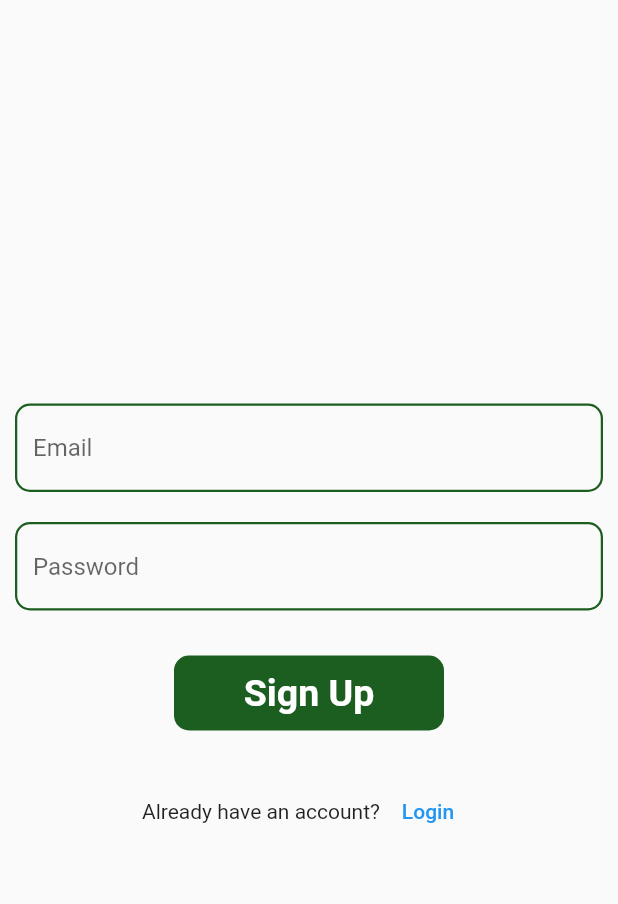
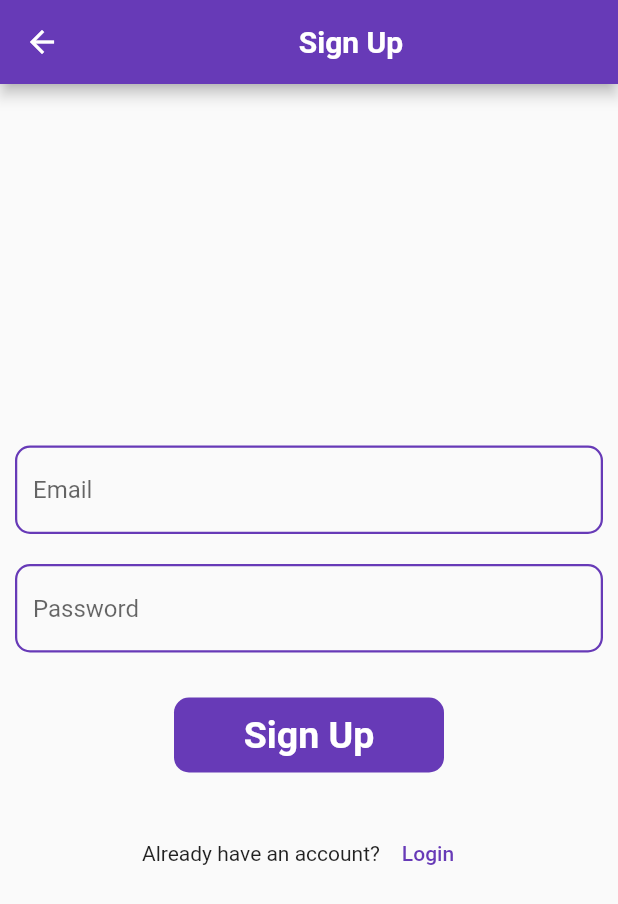
Before and after one commit to xzistt/Firebase, a Flutter app: the screen it shows after launch, after a tap on "Login", after a tap on "Sign Up", on a phone screen of 412 x 824 dp. Shown: the top 904 px of the screen. Run offline on Flutter 3.47's test engine with Material 2 defaults, Android fonts, the phone set to English and light mode, and no system bars; our stand-ins replace firebase_auth, firebase_core; accounts and stored records are empty; network calls fail.

Commit message:
Splash Screen and login and sign up functionallity through Email and password completed

```diff
--- a/lib/LoginScreen.dart
+++ b/lib/LoginScreen.dart
@@ -28,6 +28,16 @@ class _LoginScreenState extends State<LoginScreen> {
         return true;
       },
       child: Scaffold(
+        appBar: AppBar(
+          systemOverlayStyle:
+              const SystemUiOverlayStyle(statusBarColor: Colors.deepPurple),
+          title: const Center(
+              child: Text(
+            'Login',
+            style: TextStyle(
+                fontSize: 20, fontWeight: FontWeight.bold, color: Colors.white),
+          )),
+        ),
         body: Column(
             mainAxisAlignment: MainAxisAlignment.center,
             crossAxisAlignment: CrossAxisAlignment.center,
@@ -45,13 +55,13 @@ class _LoginScreenState extends State<LoginScreen> {
                             hintText: 'Email',
                             focusedBorder: OutlineInputBorder(
                               borderRadius: BorderRadius.circular(10),
-                              borderSide: BorderSide(
-                                  color: Colors.green.shade900, width: 2.5),
+                              borderSide: const BorderSide(
+                                  color: Colors.deepPurple, width: 2.5),
                             ),
                             enabledBorder: OutlineInputBorder(
                               borderRadius: BorderRadius.circular(10),
-                              borderSide: BorderSide(
-                                  color: Colors.green.shade900, width: 1.5),
+                              borderSide: const BorderSide(
+                                  color: Colors.deepPurple, width: 1.5),
                             ),
                           ),
                           validator: (value) {
@@ -80,13 +90,13 @@ class _LoginScreenState extends State<LoginScreen> {
                             hintText: 'Password',
                             focusedBorder: OutlineInputBorder(
                               borderRadius: BorderRadius.circular(10),
-                              borderSide: BorderSide(
-                                  color: Colors.green.shade900, width: 2.5),
+                              borderSide: const BorderSide(
+                                  color: Colors.deepPurple, width: 2.5),
                             ),
                             enabledBorder: OutlineInputBorder(
                               borderRadius: BorderRadius.circular(10),
-                              borderSide: BorderSide(
-                                  color: Colors.green.shade900, width: 1.5),
+                              borderSide: const BorderSide(
+                                  color: Colors.deepPurple, width: 1.5),
                             ),
                           ),
                         ),
@@ -131,8 +141,9 @@ class _LoginScreenState extends State<LoginScreen> {
                   height: 50,
                   width: 180,
                   decoration: BoxDecoration(
-                      color: Colors.green.shade900,
-                      borderRadius: BorderRadius.circular(10)),
+                    borderRadius: BorderRadius.circular(10),
+                    color: Colors.deepPurple,
+                  ),
                   child: Center(
                     child: loading
                         ? const CircularProgressIndicator(
--- a/lib/MainScreen.dart
+++ b/lib/MainScreen.dart
@@ -1,4 +1,8 @@
+import 'package:firebase_auth/firebase_auth.dart';
+import 'package:firebaseeverything/LoginScreen.dart';
+import 'package:firebaseeverything/Utils/utils.dart';
 import 'package:flutter/material.dart';
+import 'package:flutter/services.dart';
 
 class MainScreen extends StatefulWidget {
   const MainScreen({super.key});
@@ -8,8 +12,33 @@ class MainScreen extends StatefulWidget {
 }
 
 class _MainScreenState extends State<MainScreen> {
+  final auth = FirebaseAuth.instance;
+
   @override
   Widget build(BuildContext context) {
-    return const Scaffold();
+    return Scaffold(
+      appBar: AppBar(
+        automaticallyImplyLeading: false,
+        systemOverlayStyle:
+            const SystemUiOverlayStyle(statusBarColor: Colors.deepPurple),
+        title: const Center(
+          child: Text(
+            'Home Page',
+          ),
+        ),
+        actions: [
+          IconButton(
+              onPressed: () {
+                auth.signOut().then((value) {
+                  Navigator.push(context,
+                      MaterialPageRoute(builder: (_) => const LoginScreen()));
+                }).onError((error, stackTrace) {
+                  Utils().toastMessage(error.toString());
+                });
+              },
+              icon: const Icon(Icons.login_outlined))
+        ],
+      ),
+    );
   }
 }
--- a/lib/SignupScreen.dart
+++ b/lib/SignupScreen.dart
@@ -2,6 +2,7 @@ import 'package:firebase_auth/firebase_auth.dart';
 import 'package:firebaseeverything/LoginScreen.dart';
 import 'package:firebaseeverything/MainScreen.dart';
 import 'package:flutter/material.dart';
+import 'package:flutter/services.dart';
 
 import 'Utils/utils.dart';
 
@@ -13,14 +14,24 @@ class SignupScreen extends StatefulWidget {
 }
 
 class _SignupScreenState extends State<SignupScreen> {
+  bool loading = false;
+  TextEditingController emailcontroller = TextEditingController();
+  TextEditingController passwordcontroller = TextEditingController();
+  final formkey = GlobalKey<FormState>();
+  FirebaseAuth auth = FirebaseAuth.instance;
   @override
   Widget build(BuildContext context) {
-    bool loading = false;
-    TextEditingController emailcontroller = TextEditingController();
-    TextEditingController passwordcontroller = TextEditingController();
-    final formkey = GlobalKey<FormState>();
-    FirebaseAuth auth = FirebaseAuth.instance;
     return Scaffold(
+      appBar: AppBar(
+        systemOverlayStyle:
+            const SystemUiOverlayStyle(statusBarColor: Colors.deepPurple),
+        title: const Center(
+            child: Text(
+          'Sign Up',
+          style: TextStyle(
+              fontSize: 20, fontWeight: FontWeight.bold, color: Colors.white),
+        )),
+      ),
       body: Column(
           mainAxisAlignment: MainAxisAlignment.center,
           crossAxisAlignment: CrossAxisAlignment.center,
@@ -38,13 +49,13 @@ class _SignupScreenState extends State<SignupScreen> {
                           hintText: 'Email',
                           focusedBorder: OutlineInputBorder(
                             borderRadius: BorderRadius.circular(10),
-                            borderSide: BorderSide(
-                                color: Colors.green.shade900, width: 2.5),
+                            borderSide: const BorderSide(
+                                color: Colors.deepPurple, width: 2.5),
                           ),
                           enabledBorder: OutlineInputBorder(
                             borderRadius: BorderRadius.circular(10),
-                            borderSide: BorderSide(
-                                color: Colors.green.shade900, width: 1.5),
+                            borderSide: const BorderSide(
+                                color: Colors.deepPurple, width: 1.5),
                           ),
                         ),
                         validator: (value) {
@@ -73,13 +84,13 @@ class _SignupScreenState extends State<SignupScreen> {
                           hintText: 'Password',
                           focusedBorder: OutlineInputBorder(
                             borderRadius: BorderRadius.circular(10),
-                            borderSide: BorderSide(
-                                color: Colors.green.shade900, width: 2.5),
+                            borderSide: const BorderSide(
+                                color: Colors.deepPurple, width: 2.5),
                           ),
                           enabledBorder: OutlineInputBorder(
                             borderRadius: BorderRadius.circular(10),
-                            borderSide: BorderSide(
-                                color: Colors.green.shade900, width: 1.5),
+                            borderSide: const BorderSide(
+                                color: Colors.deepPurple, width: 1.5),
                           ),
                         ),
                       ),
@@ -122,7 +133,7 @@ class _SignupScreenState extends State<SignupScreen> {
                 height: 50,
                 width: 180,
                 decoration: BoxDecoration(
-                    color: Colors.green.shade900,
+                    color: Colors.deepPurple,
                     borderRadius: BorderRadius.circular(10)),
                 child: Center(
                     child: loading
--- a/lib/SplashScreen.dart
+++ b/lib/SplashScreen.dart
@@ -1,7 +1,9 @@
+import 'package:firebase_auth/firebase_auth.dart';
 import 'package:flutter/material.dart';
 import 'dart:async';
 
 import 'LoginScreen.dart';
+import 'MainScreen.dart';
 
 class SplashScreen extends StatefulWidget {
   const SplashScreen({super.key});
@@ -15,10 +17,21 @@ class _SplashScreenState extends State<SplashScreen> {
   void initState() {
     // TODO: implement initState
     super.initState();
-    Timer(const Duration(seconds: 3), (() {
-      Navigator.push(context,
-          MaterialPageRoute(builder: (context) => const LoginScreen()));
-    }));
+
+    final auth = FirebaseAuth.instance;
+    final user = auth.currentUser;
+
+    if (user != null) {
+      Timer(const Duration(seconds: 3), (() {
+        Navigator.push(context,
+            MaterialPageRoute(builder: (context) => const MainScreen()));
+      }));
+    } else {
+      Timer(const Duration(seconds: 3), (() {
+        Navigator.push(context,
+            MaterialPageRoute(builder: (context) => const LoginScreen()));
+      }));
+    }
   }
 
   @override
--- a/lib/main.dart
+++ b/lib/main.dart
@@ -14,9 +14,10 @@ class MyApp extends StatelessWidget {
   // This widget is the root of your application.
   @override
   Widget build(BuildContext context) {
-    return const MaterialApp(
+    return MaterialApp(
+      theme: ThemeData(primarySwatch: Colors.deepPurple),
       debugShowCheckedModeBanner: false,
-      home: SplashScreen(),
+      home: const SplashScreen(),
     );
   }
 }
```
